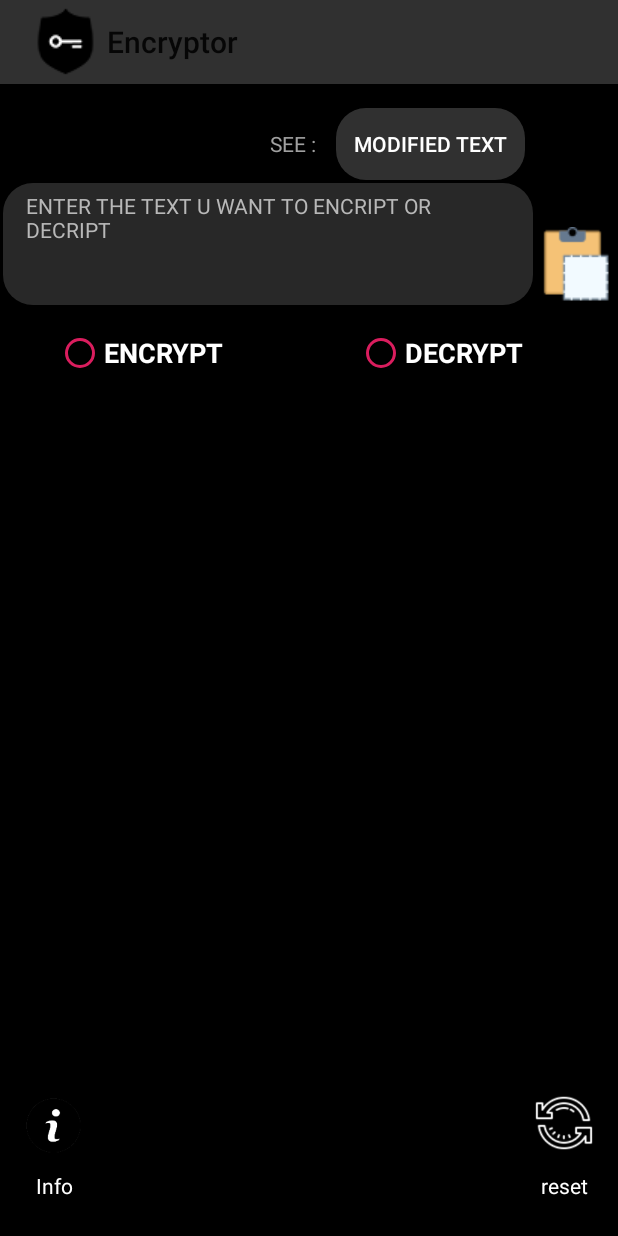
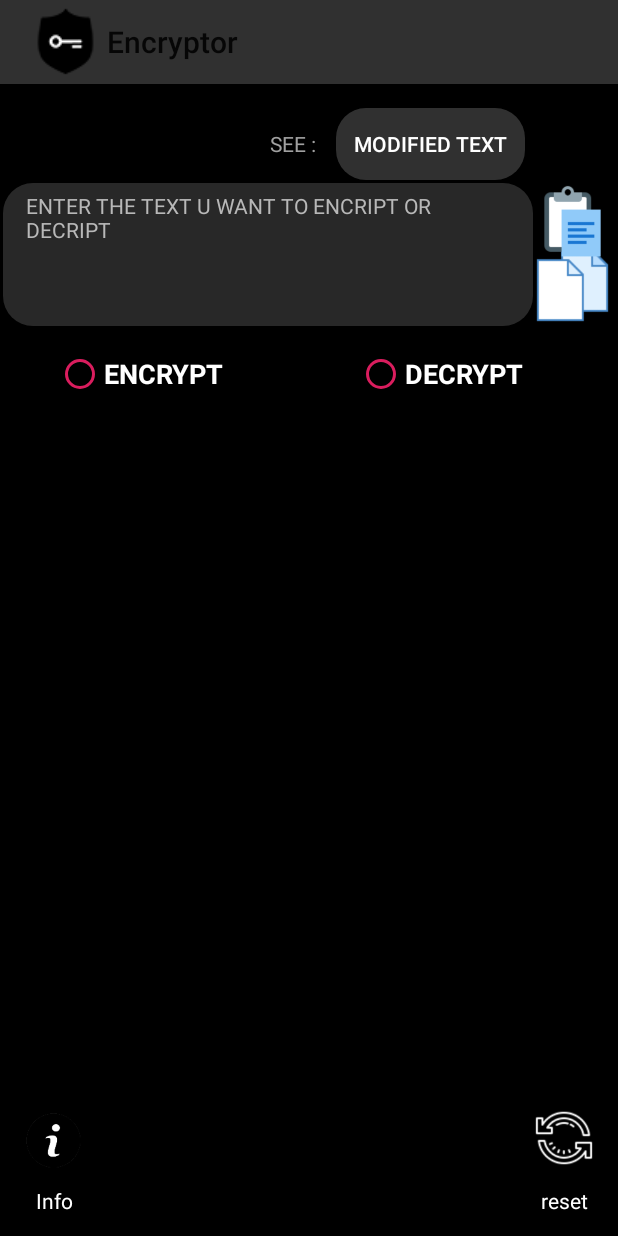
Before and after one commit to pkapu001/Encryptor-android-app, an Android app: the screen it shows after launch (MainActivity), after a tap on an icon or button, on a phone screen of 412 x 824 dp. Run offline under Robolectric (Android 15) with nearby library versions, the phone set to English and light mode, and no system bars.

Commit message:
version 1.0 bita

```diff
--- a/Encriptor/app/src/main/java/encriptor/dragon/encriptor/MainActivity.java
+++ b/Encriptor/app/src/main/java/encriptor/dragon/encriptor/MainActivity.java
@@ -1,14 +1,17 @@
 package encriptor.dragon.encriptor;
 
+import android.app.Activity;
 import android.app.FragmentManager;
 import android.app.FragmentTransaction;
 import android.content.ClipData;
 import android.content.ClipboardManager;
 import android.content.Intent;
+import android.content.res.Configuration;
 import android.support.v7.app.ActionBar;
 import android.support.v7.app.AppCompatActivity;
 import android.os.Bundle;
 import android.view.View;
+import android.view.inputmethod.InputMethodManager;
 import android.widget.Button;
 import android.widget.CompoundButton;
 import android.widget.EditText;
@@ -122,7 +125,8 @@ public class MainActivity extends AppCompatActivity implements Mod_interface,Org
         radioGroup.setOnCheckedChangeListener(new RadioGroup.OnCheckedChangeListener() {
             @Override
             public void onCheckedChanged(RadioGroup group, int checkedId) {
-
+                View v = findViewById(R.id.radioGroup);
+                hideKeyboard(v);
                 RadioButton radioButton = (RadioButton)findViewById(checkedId);
                 Toast.makeText(MainActivity.this,"select your choice to ->" + radioButton.getText(),Toast.LENGTH_SHORT).show();
                 LinearLayout el = (LinearLayout)findViewById(R.id.e_layout);
@@ -165,7 +169,14 @@ public class MainActivity extends AppCompatActivity implements Mod_interface,Org
     }
 
 
+    @Override
+    public void onConfigurationChanged(Configuration newConfig) {
+        super.onConfigurationChanged(newConfig);
+        Intent intent =getIntent();
+        finish();
+        startActivity(intent);
 
+    }
 
     public void e_at_b(View view) {
         if(notstarted)
@@ -349,7 +360,7 @@ public class MainActivity extends AppCompatActivity implements Mod_interface,Org
     public void reset_b(View view)
     {
 
-
+        if(!notstarted){
             RadioButton rb = findViewById(R.id.encript_rb);
 
             org.reset();
@@ -365,17 +376,24 @@ public class MainActivity extends AppCompatActivity implements Mod_interface,Org
             org.reset();
             ek.setText("");
             dk.setText("");
+        }else
+        {
+            org.reset();
+        }
 
+        Toast.makeText(MainActivity.this , "RESET SUCESSFUL" ,Toast.LENGTH_SHORT).show();
     }
 
     public void COPY(View view) {
         if(toggle.isChecked())
         {
             clipData = ClipData.newPlainText("text",mod_msg);
+            Toast.makeText(MainActivity.this , "Encrypted text copied to clipboard" ,Toast.LENGTH_SHORT).show();
 
         }else
         {
             clipData = ClipData.newPlainText("text",org.get_orgmsg());
+            Toast.makeText(MainActivity.this , "Original text copied to clipboard" ,Toast.LENGTH_SHORT).show();
         }
         clipboardManager.setPrimaryClip(clipData);
     }
@@ -385,24 +403,23 @@ public class MainActivity extends AppCompatActivity implements Mod_interface,Org
         Intent intent = new Intent(this,info.class);
         startActivity(intent);
     }
-    /*
-    @Override
-    public void copy_mod() {
-        //ClipboardManager clipboardManager = (ClipboardManager) getSystemService(CLIPBOARD_SERVICE);
 
 
-         clipData = ClipData.newPlainText("text",mod_msg);
-        clipboardManager.setPrimaryClip(clipData);
+
+    public void hideKeyboard(View view) {
+        InputMethodManager inputMethodManager =(InputMethodManager)getSystemService(Activity.INPUT_METHOD_SERVICE);
+        inputMethodManager.hideSoftInputFromWindow(view.getWindowToken(), 0);
+    }
+
+    public void paste(View view) {
+        if(notstarted)
+        {
+            ClipData.Item item = clipboardManager.getPrimaryClip().getItemAt(0);
+            org.update_org_txt(item.getText().toString());
+
+        }else{
+            Toast.makeText(MainActivity.this , "cant paste after action started, please reset" ,Toast.LENGTH_LONG).show();
+        }
 
     }
-
-    @Override
-    public void copy_org() {
-        //ClipboardManager clipboardManager = (ClipboardManager) getSystemService(CLIPBOARD_SERVICE);
-
-
-        clipData = ClipData.newPlainText("text",org_msg);
-        clipboardManager.setPrimaryClip(clipData);
-
-    }*/
 }
--- a/Encriptor/app/src/main/java/encriptor/dragon/encriptor/Org_text.java
+++ b/Encriptor/app/src/main/java/encriptor/dragon/encriptor/Org_text.java
@@ -1,17 +1,21 @@
 package encriptor.dragon.encriptor;
 
 
+import android.app.Activity;
 import android.content.ClipData;
 import android.content.ClipboardManager;
 import android.content.Context;
 import android.os.Bundle;
 import android.app.Fragment;
 import android.support.annotation.Nullable;
+import android.support.constraint.ConstraintLayout;
 import android.text.Editable;
 import android.text.TextWatcher;
 import android.view.LayoutInflater;
+import android.view.MotionEvent;
 import android.view.View;
 import android.view.ViewGroup;
+import android.view.inputmethod.InputMethodManager;
 import android.widget.EditText;
 
 
@@ -22,7 +26,7 @@ public class Org_text extends Fragment {
 
 
     EditText editText;
-    Org_interface oc ;
+
 
     public Org_text() {
         // Required empty public constructor
@@ -38,7 +42,7 @@ public class Org_text extends Fragment {
     @Override
     public void onAttach(Context context) {
         super.onAttach(context);
-        oc =(Org_interface)getActivity();
+
     }
 
     @Override
@@ -74,11 +78,38 @@ public class Org_text extends Fragment {
             }
         });*/
 
+        editText.setOnFocusChangeListener(new View.OnFocusChangeListener() {
+            @Override
+            public void onFocusChange(View v, boolean hasFocus) {
+                if (!hasFocus) {
+                    hideKeyboard(v);
+                }
+            }
+        });
+/*
+        ConstraintLayout cy = (ConstraintLayout)view.findViewById(R.id.ff);
+        cy.setOnFocusChangeListener(new View.OnFocusChangeListener() {
+            @Override
+            public void onFocusChange(View v, boolean hasFocus) {
+                if (!hasFocus) {
+                    hideKeyboard(v);
+                }
+            }
+        });
+*/
+
+
 
 
 
 
         return view;
+    }
+
+    @Override
+    public void onStop() {
+        super.onStop();
+        MainActivity.org_msg = editText.getText().toString();
     }
 
     @Override
@@ -107,6 +138,11 @@ public class Org_text extends Fragment {
         editText.setText("");
 
     }
+    public void hideKeyboard(View view) {
+        InputMethodManager inputMethodManager =(InputMethodManager)getActivity().getSystemService(Activity.INPUT_METHOD_SERVICE);
+        inputMethodManager.hideSoftInputFromWindow(view.getWindowToken(), 0);
+    }
+
 
 
 
--- a/Encriptor/app/src/main/java/encriptor/dragon/encriptor/morse.java
+++ b/Encriptor/app/src/main/java/encriptor/dragon/encriptor/morse.java
@@ -12,6 +12,8 @@ final public class morse {
 
 	String c;
 	String symbol;
+
+
 
 	public static void load() throws FileNotFoundException {
 
--- a/Encriptor/app/src/main/res/layout/activity_main.xml
+++ b/Encriptor/app/src/main/res/layout/activity_main.xml
@@ -6,32 +6,46 @@
     android:layout_width="match_parent"
     android:layout_height="match_parent"
     android:fillViewport="true"
+    android:focusable="true"
+    android:clickable="true"
+    android:focusableInTouchMode="true"
+
+
     tools:context=".MainActivity">
 
     <android.support.constraint.ConstraintLayout
 
         android:layout_width="match_parent"
         android:layout_height="match_parent"
+        android:focusable="true"
+        android:clickable="true"
+        android:focusableInTouchMode="true"
+
+
         android:background="#000">
 
 
         <LinearLayout
             android:id="@+id/d_layout"
-            android:layout_width="172dp"
-            android:layout_height="210dp"
+            android:layout_width="0dp"
+            android:layout_height="wrap_content"
+
             android:layout_marginEnd="24dp"
-            android:layout_marginStart="24dp"
+            android:layout_marginStart="16dp"
             android:layout_marginTop="16dp"
             android:layout_weight="1"
             android:background="#000"
+
             android:divider="@drawable/divider"
+
+
             android:dividerPadding="15dp"
+            android:minHeight="210dp"
             android:orientation="vertical"
             android:showDividers="middle"
             android:visibility="invisible"
-
-
             app:layout_constraintEnd_toEndOf="parent"
+            app:layout_constraintHorizontal_bias="0.5"
             app:layout_constraintStart_toEndOf="@+id/e_layout"
             app:layout_constraintTop_toBottomOf="@+id/radioGroup">
 
@@ -44,7 +58,7 @@
 
                 <EditText
                     android:id="@+id/d_c_key"
-                    android:layout_width="102dp"
+                    android:layout_width="120dp"
                     android:layout_height="match_parent"
                     android:layout_weight="1"
                     android:background="@drawable/mytextbox"
@@ -99,20 +113,21 @@
         <RadioGroup
             android:id="@+id/radioGroup"
             android:layout_width="0dp"
-            android:layout_height="46dp"
+            android:layout_height="wrap_content"
             android:layout_marginEnd="5dp"
             android:layout_marginStart="5dp"
             android:layout_marginTop="16dp"
             android:background="#000"
             android:orientation="horizontal"
+            app:layout_constraintBottom_toTopOf="@+id/d_layout"
             app:layout_constraintEnd_toEndOf="parent"
-            app:layout_constraintHorizontal_bias="0.0"
+            app:layout_constraintHorizontal_bias="0.5"
             app:layout_constraintStart_toStartOf="parent"
             app:layout_constraintTop_toBottomOf="@+id/frag_contaner">
 
             <RadioButton
                 android:id="@+id/encript_rb"
-                android:layout_width="150dp"
+                android:layout_width="wrap_content"
                 android:layout_height="wrap_content"
                 android:layout_marginEnd="32dp"
                 android:layout_marginStart="32dp"
@@ -129,7 +144,7 @@
 
             <RadioButton
                 android:id="@+id/decript_rd"
-                android:layout_width="150dp"
+                android:layout_width="wrap_content"
                 android:layout_height="wrap_content"
                 android:layout_marginEnd="32dp"
                 android:layout_marginStart="32dp"
@@ -147,8 +162,9 @@
 
         <LinearLayout
             android:id="@+id/e_layout"
-            android:layout_width="172dp"
-            android:layout_height="0dp"
+            android:layout_width="0dp"
+            android:layout_height="wrap_content"
+            android:layout_marginEnd="16dp"
             android:layout_marginStart="24dp"
             android:layout_marginTop="16dp"
             android:layout_weight="1"
@@ -157,7 +173,8 @@
             android:orientation="vertical"
             android:showDividers="middle"
             android:visibility="invisible"
-            app:layout_constraintBottom_toBottomOf="@+id/d_layout"
+            app:layout_constraintEnd_toStartOf="@+id/d_layout"
+            app:layout_constraintHorizontal_bias="0.5"
             app:layout_constraintStart_toStartOf="parent"
             app:layout_constraintTop_toBottomOf="@+id/radioGroup">
 
@@ -168,7 +185,7 @@
 
                 <EditText
                     android:id="@+id/e_c_key"
-                    android:layout_width="102dp"
+                    android:layout_width="120dp"
                     android:layout_height="match_parent"
                     android:layout_weight="1"
                     android:background="@drawable/mytextbox"
@@ -236,7 +253,7 @@
         <FrameLayout
             android:id="@+id/frag_contaner"
             android:layout_width="0dp"
-            android:layout_height="81dp"
+            android:layout_height="95dp"
             android:layout_marginEnd="1dp"
             android:layout_marginStart="2dp"
             android:layout_marginTop="2dp"
@@ -263,13 +280,17 @@
             android:layout_height="40dp"
             android:layout_marginBottom="12dp"
             android:layout_marginEnd="16dp"
+            android:layout_marginTop="16dp"
             android:adjustViewBounds="false"
             android:background="@android:color/transparent"
             android:cropToPadding="false"
             android:onClick="reset_b"
+
             android:scaleType="fitCenter"
             app:layout_constraintBottom_toTopOf="@+id/textView2"
             app:layout_constraintEnd_toEndOf="parent"
+            app:layout_constraintTop_toBottomOf="@+id/d_layout"
+            app:layout_constraintVertical_bias="1.0"
             app:srcCompat="@drawable/reset" />
 
 
@@ -291,8 +312,8 @@
         <TextView
             android:id="@+id/textView2"
             android:layout_width="0dp"
-            android:layout_height="wrap_content"
-            android:layout_marginBottom="24dp"
+            android:layout_height="17dp"
+            android:layout_marginBottom="16dp"
             android:text="reset"
             android:textAlignment="center"
             android:textColor="#fff"
@@ -303,7 +324,7 @@
         <ImageButton
             android:id="@+id/imageButton2"
             android:layout_width="40dp"
-            android:layout_height="40dp"
+            android:layout_height="0dp"
             android:layout_marginBottom="10dp"
             android:layout_marginStart="16dp"
             android:adjustViewBounds="true"
@@ -325,5 +346,17 @@
             app:layout_constraintEnd_toEndOf="@+id/imageButton2"
             app:layout_constraintStart_toStartOf="@+id/imageButton2" />
 
+        <ImageButton
+            android:id="@+id/paste"
+            android:layout_width="75px"
+            android:layout_height="75px"
+            android:background="@android:color/transparent"
+            android:onClick="paste"
+            android:scaleType="fitCenter"
+            app:layout_constraintEnd_toEndOf="@+id/copybutton"
+            app:layout_constraintStart_toStartOf="@+id/copybutton"
+            app:layout_constraintTop_toTopOf="@+id/frag_contaner"
+            app:srcCompat="@drawable/paste" />
+
     </android.support.constraint.ConstraintLayout>
 </ScrollView>
--- a/Encriptor/app/src/main/res/layout/fragment_org_text.xml
+++ b/Encriptor/app/src/main/res/layout/fragment_org_text.xml
@@ -4,6 +4,12 @@
     xmlns:tools="http://schemas.android.com/tools"
     android:layout_width="match_parent"
     android:layout_height="match_parent"
+    android:focusable="true"
+    android:clickable="true"
+    android:focusableInTouchMode="true"
+
+
+
     tools:context=".Org_text">
 
     <!-- TODO: Update blank fragment layout -->
@@ -15,7 +21,9 @@
         android:layout_height="0dp"
         android:background="@drawable/mytextbox"
         android:ems="10"
-
+        android:focusable="true"
+        android:clickable="true"
+        android:focusableInTouchMode="true"
         android:gravity="start"
         android:hint="ENTER THE TEXT U WANT TO ENCRIPT OR DECRIPT"
         android:inputType="textMultiLine"
@@ -27,6 +35,7 @@
         android:textColor="#fff"
         android:textColorHint="#B8B8B8"
         android:textSize="14sp"
+
         app:layout_constraintBottom_toBottomOf="parent"
         app:layout_constraintEnd_toEndOf="parent"
         app:layout_constraintStart_toStartOf="parent"
```
Also changed, not shown: Encriptor/app/src/main/AndroidManifest.xml (+6 -2 lines), Encriptor/app/src/main/res/drawable/cb.png, Encriptor/app/src/main/res/drawable/paste.png (added), 3 other files. Lines whose indentation alone changed are shown as unchanged.
